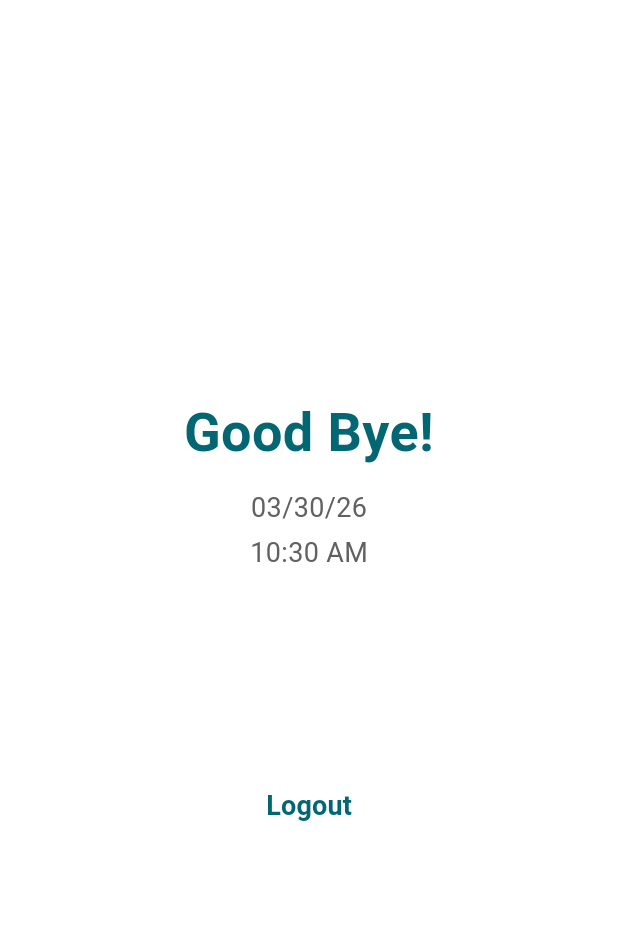
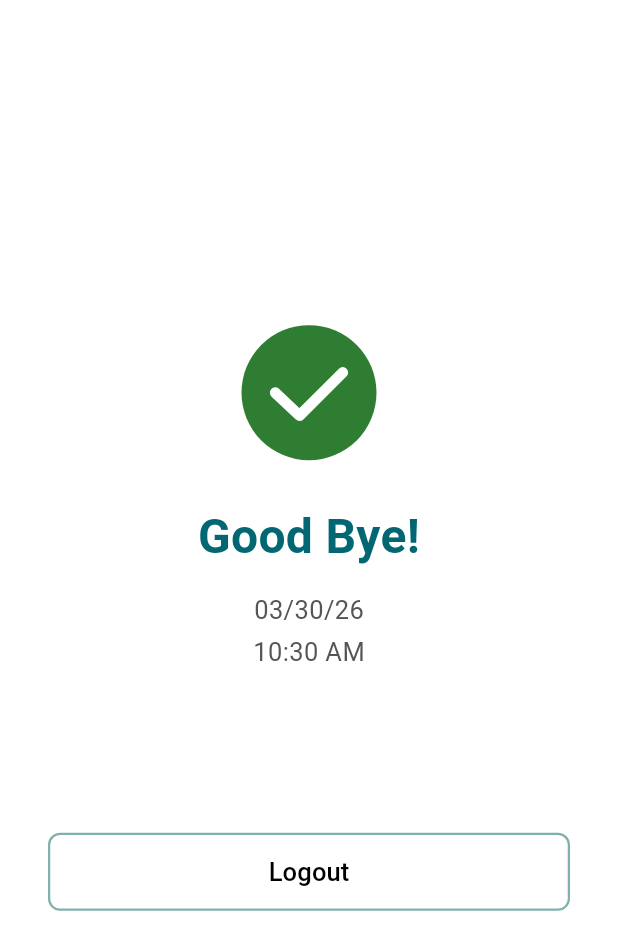
Before and after one commit to SATABHISHA/WrkPlanTimesheetKioskAndroidKolkata, a Flutter app: the PunchStatusScreen screen opened by its route, on a phone screen of 412 x 824 dp. Shown: the top 950 px of the screen. Run offline on Flutter 3.47's test engine with Material 3 defaults, Android fonts, the phone set to English and light mode, and no system bars; our stand-ins replace geolocator, image_picker, shared_preferences; accounts and stored records are empty.

Commit message:
Punch status: Animated green tick, green-tinted borders, bordered Logout
- Added animated green checkmark (scale-in circle + drawn check path)
- All button borders now use secondary green (#81B1AE) instead of gray
- Logout is now an OutlinedButton with green border (matching PDF page 5)
- Font sizes/weights refined to match PDF spec

```diff
--- a/AndroidWrkplanTimesheetKiosk/lib/screens/punch_status_screen.dart
+++ b/AndroidWrkplanTimesheetKiosk/lib/screens/punch_status_screen.dart
@@ -1,3 +1,4 @@
+import 'dart:math' as math;
 import 'package:flutter/material.dart';
 import 'package:provider/provider.dart';
 import 'package:intl/intl.dart';
@@ -5,9 +6,48 @@ import '../services/auth_provider.dart';
 import '../constants/app_colors.dart';
 
 /// Punch status screen – shows "You Are In", "You are on Break!" or "Good Bye!"
-/// with action buttons matching the v2 high-contrast light design.
-class PunchStatusScreen extends StatelessWidget {
+/// with animated green tick, green-tinted borders, matching PDF page 5 design.
+class PunchStatusScreen extends StatefulWidget {
   const PunchStatusScreen({super.key});
+
+  @override
+  State<PunchStatusScreen> createState() => _PunchStatusScreenState();
+}
+
+class _PunchStatusScreenState extends State<PunchStatusScreen>
+    with SingleTickerProviderStateMixin {
+  late final AnimationController _tickCtrl;
+  late final Animation<double> _scaleAnim;
+  late final Animation<double> _checkAnim;
+
+  static const _greenTick = Color(0xFF2E7D32); // green-800
+  static const _borderGreen = AppColors.secondary; // #81B1AE slight green
+
+  @override
+  void initState() {
+    super.initState();
+    _tickCtrl = AnimationController(
+      vsync: this,
+      duration: const Duration(milliseconds: 900),
+    );
+    // Circle scales in from 0 → 1 during first 50%
+    _scaleAnim = CurvedAnimation(
+      parent: _tickCtrl,
+      curve: const Interval(0.0, 0.5, curve: Curves.elasticOut),
+    );
+    // Checkmark draws during 40% → 100%
+    _checkAnim = CurvedAnimation(
+      parent: _tickCtrl,
+      curve: const Interval(0.4, 1.0, curve: Curves.easeOut),
+    );
+    _tickCtrl.forward();
+  }
+
+  @override
+  void dispose() {
+    _tickCtrl.dispose();
+    super.dispose();
+  }
 
   @override
   Widget build(BuildContext context) {
@@ -34,52 +74,71 @@ class PunchStatusScreen extends StatelessWidget {
                 children: [
                   const Spacer(flex: 2),
 
-                  // Status text
+                  // ── Animated green tick ──────────────────────────────────
+                  AnimatedBuilder(
+                    animation: _tickCtrl,
+                    builder: (context, _) {
+                      return Transform.scale(
+                        scale: _scaleAnim.value,
+                        child: SizedBox(
+                          width: 90,
+                          height: 90,
+                          child: CustomPaint(
+                            painter: _CheckPainter(
+                              progress: _checkAnim.value,
+                              circleColor: _greenTick,
+                              checkColor: Colors.white,
+                            ),
+                          ),
+                        ),
+                      );
+                    },
+                  ),
+                  const SizedBox(height: 28),
+
+                  // ── Status text ──────────────────────────────────────────
                   Text(statusText,
                       textAlign: TextAlign.center,
                       style: const TextStyle(
-                          fontSize: 36,
-                          fontWeight: FontWeight.bold,
-                          color: AppColors.primary)),
-                  const SizedBox(height: 12),
+                          fontSize: 32,
+                          fontWeight: FontWeight.w700,
+                          color: AppColors.primary,
+                          letterSpacing: 0.2)),
+                  const SizedBox(height: 14),
 
-                  // Date
+                  // ── Date ─────────────────────────────────────────────────
                   Text(dateStr,
-                      style: TextStyle(
-                          fontSize: 18, color: Colors.grey.shade700)),
+                      style: const TextStyle(
+                          fontSize: 17,
+                          fontWeight: FontWeight.w400,
+                          color: Color(0xFF555555))),
                   const SizedBox(height: 4),
 
-                  // Time
+                  // ── Time ─────────────────────────────────────────────────
                   Text(timeStr,
-                      style: TextStyle(
-                          fontSize: 18, color: Colors.grey.shade700)),
+                      style: const TextStyle(
+                          fontSize: 17,
+                          fontWeight: FontWeight.w400,
+                          color: Color(0xFF555555))),
 
                   const Spacer(flex: 1),
 
-                  // Action buttons
+                  // ── Action buttons ───────────────────────────────────────
                   if (!isOut) ...[
-                    _outlinedBtn(context, 'View / Select / Switch Task',
+                    _outlinedBtn('View / Select / Switch Task',
                         () => Navigator.of(context).pushNamed('/task-selection')),
-                    const SizedBox(height: 12),
-                    _outlinedBtn(context, 'View Leave Balance', () {
+                    const SizedBox(height: 14),
+                    _outlinedBtn('View Leave Balance', () {
                       Navigator.of(context).pushReplacementNamed('/recognition-option');
                     }),
-                    const SizedBox(height: 12),
+                    const SizedBox(height: 14),
                   ],
 
-                  Center(
-                    child: TextButton(
-                      onPressed: () {
-                        auth.endSession();
-                        Navigator.of(context).pushReplacementNamed('/login');
-                      },
-                      child: const Text('Logout',
-                          style: TextStyle(
-                              color: AppColors.primary,
-                              fontSize: 18,
-                              fontWeight: FontWeight.w600)),
-                    ),
-                  ),
+                  // ── Logout (bordered) ────────────────────────────────────
+                  _outlinedBtn('Logout', () {
+                    auth.endSession();
+                    Navigator.of(context).pushReplacementNamed('/login');
+                  }),
 
                   const Spacer(flex: 2),
                 ],
@@ -91,22 +150,91 @@ class PunchStatusScreen extends StatelessWidget {
     );
   }
 
-  Widget _outlinedBtn(BuildContext context, String label, VoidCallback onTap) {
+  Widget _outlinedBtn(String label, VoidCallback onTap) {
     return SizedBox(
       width: double.infinity,
-      height: 50,
+      height: 52,
       child: OutlinedButton(
         onPressed: onTap,
         style: OutlinedButton.styleFrom(
           foregroundColor: AppColors.textColor,
-          side: const BorderSide(color: AppColors.cardStroke, width: 1.5),
+          side: const BorderSide(color: _borderGreen, width: 1.5),
           shape: RoundedRectangleBorder(
             borderRadius: BorderRadius.circular(8),
           ),
         ),
         child: Text(label,
-            style: const TextStyle(fontSize: 16, fontWeight: FontWeight.w500)),
+            style: const TextStyle(
+                fontSize: 17,
+                fontWeight: FontWeight.w500,
+                letterSpacing: 0.1)),
       ),
     );
   }
 }
+
+// ── Animated checkmark painter ─────────────────────────────────────────────────
+
+class _CheckPainter extends CustomPainter {
+  final double progress; // 0 → 1
+  final Color circleColor;
+  final Color checkColor;
+
+  _CheckPainter({
+    required this.progress,
+    required this.circleColor,
+    required this.checkColor,
+  });
+
+  @override
+  void paint(Canvas canvas, Size size) {
+    final center = Offset(size.width / 2, size.height / 2);
+    final radius = size.width / 2;
+
+    // Green circle
+    final circlePaint = Paint()
+      ..color = circleColor
+      ..style = PaintingStyle.fill;
+    canvas.drawCircle(center, radius, circlePaint);
+
+    // White checkmark (animated draw)
+    if (progress > 0) {
+      final checkPaint = Paint()
+        ..color = checkColor
+        ..style = PaintingStyle.stroke
+        ..strokeWidth = size.width * 0.08
+        ..strokeCap = StrokeCap.round
+        ..strokeJoin = StrokeJoin.round;
+
+      final path = Path();
+      // Checkmark points relative to size
+      final p1 = Offset(size.width * 0.25, size.height * 0.50);
+      final p2 = Offset(size.width * 0.43, size.height * 0.67);
+      final p3 = Offset(size.width * 0.75, size.height * 0.35);
+
+      path.moveTo(p1.dx, p1.dy);
+
+      if (progress < 0.5) {
+        // First leg: p1 → p2
+        final t = progress / 0.5;
+        final x = p1.dx + (p2.dx - p1.dx) * t;
+        final y = p1.dy + (p2.dy - p1.dy) * t;
+        path.lineTo(x, y);
+      } else {
+        // First leg complete
+        path.lineTo(p2.dx, p2.dy);
+        // Second leg: p2 → p3
+        final t = (progress - 0.5) / 0.5;
+        final x = p2.dx + (p3.dx - p2.dx) * t;
+        final y = p2.dy + (p3.dy - p2.dy) * t;
+        path.lineTo(x, y);
+      }
+
+      canvas.drawPath(path, checkPaint);
+    }
+  }
+
+  @override
+  bool shouldRepaint(covariant _CheckPainter oldDelegate) =>
+      oldDelegate.progress != progress;
+}
```
